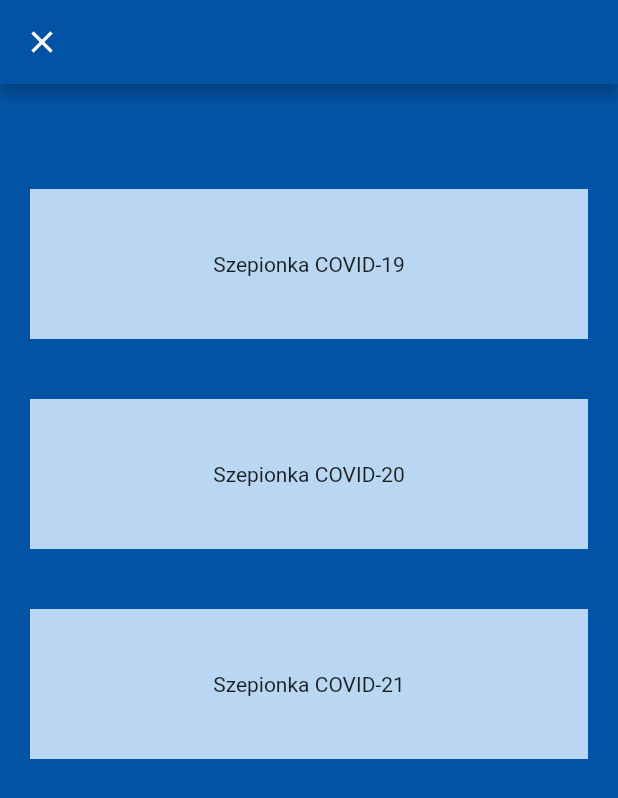
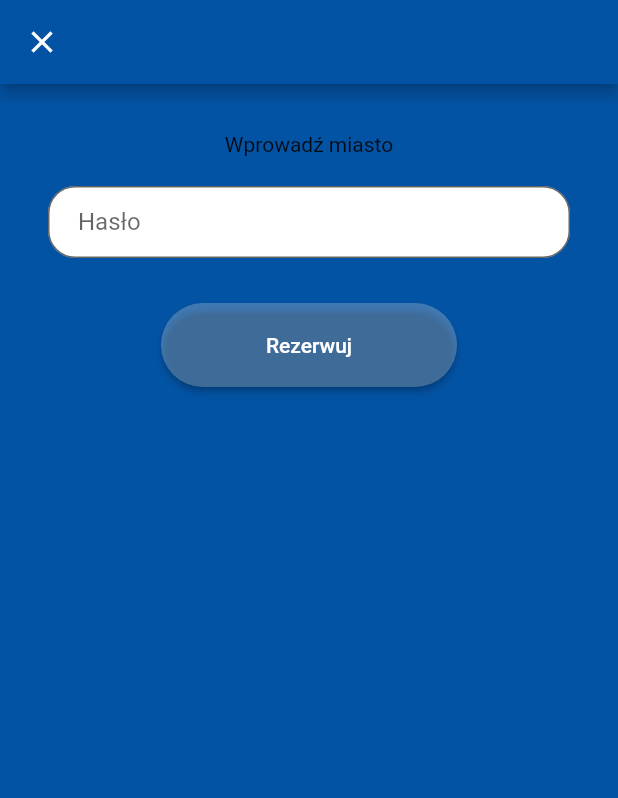
Before and after one commit to Luxio1/mszczepienia_client, a Flutter app: the NewAppointmentScreen screen opened directly, on a phone screen of 412 x 824 dp. Shown: the top 798 px of the screen. Run offline on Flutter 3.47's test engine with Material 2 defaults, Android fonts, the phone set to English and light mode, and no system bars; drawn by our look-alikes of flutter_typeahead; our stand-ins replace flutter_secure_storage, responsive_grid; accounts and stored records are empty.

Commit message:
Cities suggestions on new appointment page

```diff
--- a/lib/user_screens/new_appointment_screen.dart
+++ b/lib/user_screens/new_appointment_screen.dart
@@ -1,5 +1,7 @@
 import 'package:flutter/material.dart';
+import 'package:flutter_typeahead/flutter_typeahead.dart';
 import 'package:mszczepienia_client/helpers/mycolors.dart';
+import 'package:mszczepienia_client/services/api_service.dart';
 import '../models/pages.dart';
 import 'package:responsive_grid/responsive_grid.dart';
 import 'package:provider/provider.dart';
@@ -24,6 +26,11 @@ class NewAppointmentScreen extends StatefulWidget {
 
 class _NewAppointmentState extends State<NewAppointmentScreen> {
 
+  final TextEditingController _cityFieldController = TextEditingController();
+  int _selectedCityId = 0;
+  int _selectedPlaceId = 0;
+  List<Place> _places = [];
+
   @override
   Widget build(BuildContext context) {
     return Scaffold(
@@ -38,52 +45,62 @@ class _NewAppointmentState extends State<NewAppointmentScreen> {
         ),
       ),
       backgroundColor: MyColors.blue,
-      body: Container(
-          margin: const EdgeInsets.symmetric(vertical: 50.0),
-          child: ResponsiveGridRow(
-              children: [
-                ResponsiveGridCol(
-                  xs: 12,
-                  lg: 6,
-                  child: Container(
-                    margin: const EdgeInsets.all(20.0),
-                    height: 100,
-                    alignment: Alignment(0, 0),
-                    color: MyColors.lightBlue,
-                    child: Text("Szepionka COVID-19"),
-                  ),
+      body: Form(
+              child: Padding(padding: EdgeInsets.all(32.0),
+                child: Column (
+                  children: <Widget>[
+                    Text('Wprowadź miasto'),
+                    const SizedBox(height: 20),
+                    TypeAheadField(
+                      textFieldConfiguration: TextFieldConfiguration(
+                        controller: this._cityFieldController,
+                        decoration: InputDecoration(
+                            floatingLabelBehavior: FloatingLabelBehavior.never,
+                            border: OutlineInputBorder(
+                              borderRadius: BorderRadius.circular(18.0),
 
+                            ),
+                            labelText: 'Hasło',
+                            fillColor: Colors.white,
+                            filled: true,
+                            contentPadding: const EdgeInsets.symmetric(vertical: 10, horizontal: 20)
+                        ),
+                      ),
+                      suggestionsCallback: (String pattern) async {
+                        String _enteredCity = _cityFieldController.text;
+                        List<City> cities = await APIService.getCitiesSuggestions(_enteredCity);
+
+                        return cities;
+                      },
+                      itemBuilder: (context, City suggestion) {
+                        return ListTile(
+                          title: Text(suggestion.name),
+                        );
+                      }, onSuggestionSelected: (City suggestion) async {
+                        _selectedCityId = suggestion.id;
+                        _cityFieldController.text = suggestion.name;
+                        _places = await APIService.getPlacesSuggestions(_selectedCityId);
+                    },
+                    ),
+                    const SizedBox(height: 10),
+
+                    const SizedBox(height: 20),
+                    ElevatedButton(
+                        style: ElevatedButton.styleFrom(
+                            primary: Colors.white24,
+                            padding: const EdgeInsets.symmetric(horizontal: 70, vertical: 20),
+                            shape: const StadiumBorder()
+                        ),
+                        onPressed: ()  async {
+                          //TODO: add visit reservation
+                          },
+                        child: const Text("Rezerwuj", style: TextStyle(fontSize: 14))
+                    ),
+                  ],
                 ),
-                ResponsiveGridCol(
-                  xs: 12,
-                  lg: 6,
-                  child: Container(
-                    margin: const EdgeInsets.all(20.0),
-                    height: 100,
-                    alignment: Alignment(0, 0),
-                    color: MyColors.lightBlue,
-                    child: Text("Szepionka COVID-20"),
-                  ),
-
-                ),
-                ResponsiveGridCol(
-                  xs: 12,
-                  lg: 6,
-                  child: Container(
-                    margin: const EdgeInsets.all(20.0),
-                    height: 100,
-                    alignment: Alignment(0, 0),
-                    color: MyColors.lightBlue,
-                    child: Text("Szepionka COVID-21"),
-                  ),
-
-                ),
-
-              ]
+              ),
           )
-      ),
     );
-
   }
 
 }
--- a/pubspec.yaml
+++ b/pubspec.yaml
@@ -38,6 +38,8 @@ dependencies:
   provider: ^6.0.1
   smooth_page_indicator: ^1.0.0+2
   responsive_grid: ^2.0.0
+  flutter_typeahead: ^3.2.3
+  flutter_secure_storage: ^5.0.2
 
 dev_dependencies:
   flutter_test:
```
Also changed, not shown: lib/services/api_service.dart (+47 -2 lines), pubspec.lock, 3 other files.
